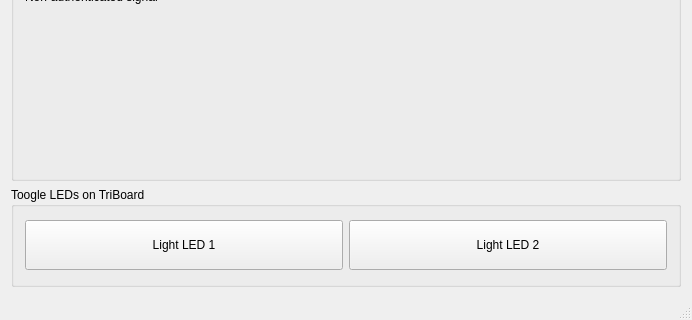
Before: the Qt Designer form demos/cosummit/ControlPanel/mainwindow.ui in CTU-IIG/macan, drawn with Qt 5; both pictures show x 0 to 692 and y 279 to 599 of the 692 by 599 pixel window.
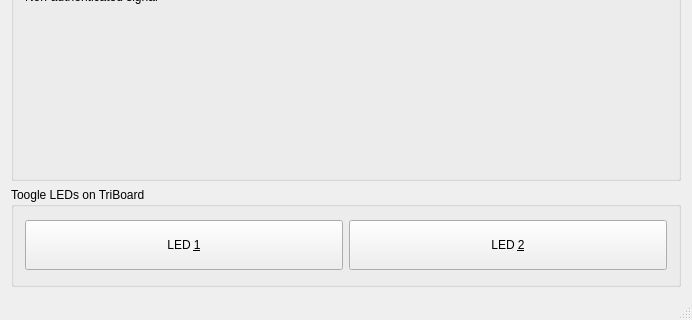
After: the same form once the commit is applied. Custom widgets are drawn as their Qt base class.

Commit message:
Simplify demo and chnage button color
Now, the button is blue when the LED is on.

```diff
--- a/demos/cosummit/ControlPanel/mainwindow.ui
+++ b/demos/cosummit/ControlPanel/mainwindow.ui
@@ -216,8 +216,11 @@
            <height>50</height>
           </size>
          </property>
+         <property name="styleSheet">
+          <string notr="true"/>
+         </property>
          <property name="text">
-          <string>Light LED 1</string>
+          <string>LED &amp;1</string>
          </property>
         </widget>
        </item>
@@ -230,7 +233,7 @@
           </size>
          </property>
          <property name="text">
-          <string>Light LED 2</string>
+          <string>LED &amp;2</string>
          </property>
         </widget>
        </item>
```
Left out of the diff: 2 changed lines with no effect on the pictures. The commit also changes 4 other files.
